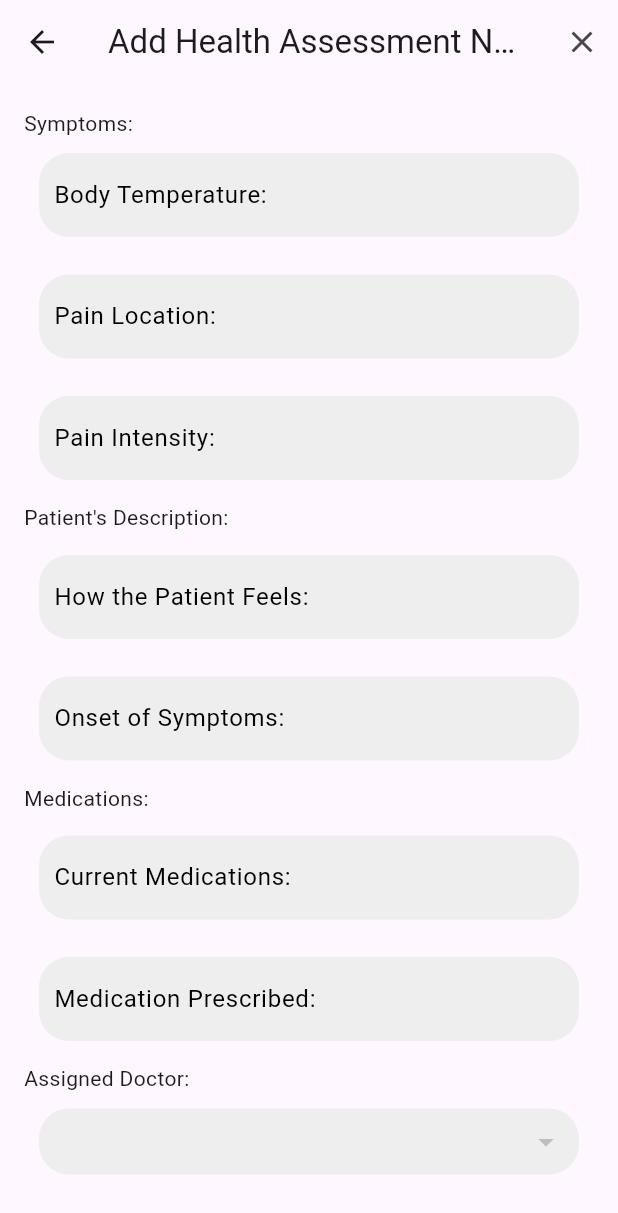
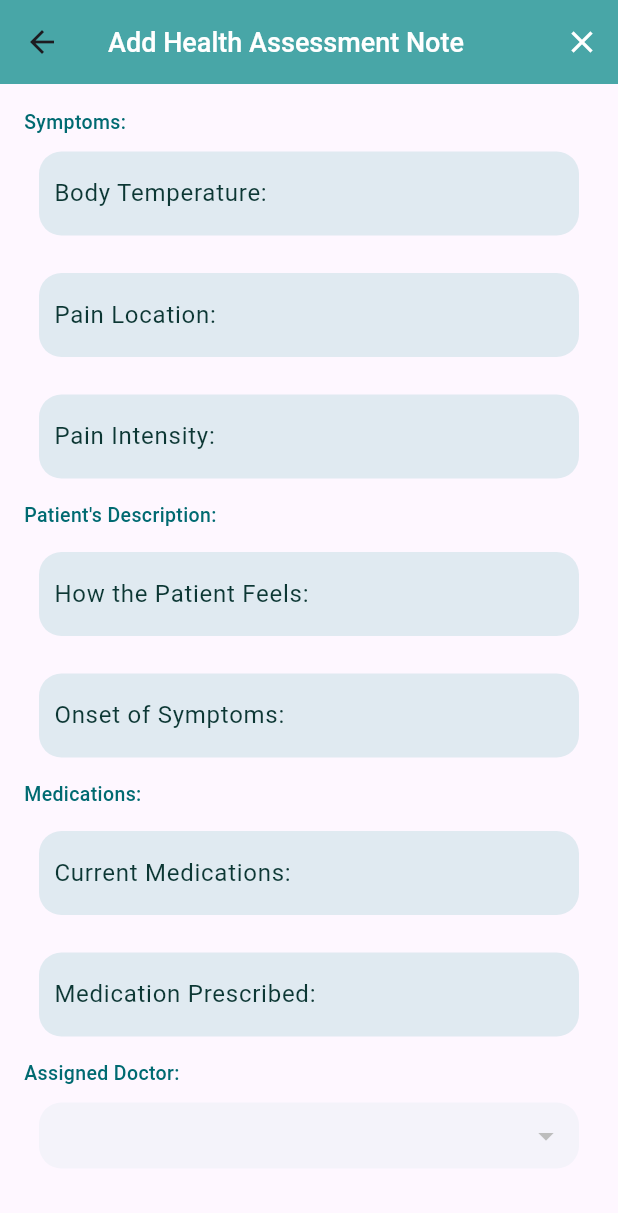
Before and after one commit to JeremyBarcebal/care_connect, a Flutter app: the ClientPage screen opened directly, item 3 of the bottom bar chosen, on a phone screen of 412 x 824 dp. Shown: the top 1213 px of the screen. Run offline on Flutter 3.47's test engine with Material 3 defaults, Android fonts, the phone set to English and light mode, and no system bars; our stand-ins replace cloud_firestore, firebase_auth, firebase_core, firebase_storage, flutter_local_notifications, image_picker and 1 more; accounts and stored records are empty; network calls fail.

Commit message:
new design please adjust some files to work

```diff
--- a/lib/pages/client/add_note_page.dart
+++ b/lib/pages/client/add_note_page.dart
@@ -113,8 +113,8 @@ class _AddNotePageState extends State<AddNotePage> {
       padding: const EdgeInsets.symmetric(horizontal: 10),
       margin: const EdgeInsets.symmetric(horizontal: 10, vertical: 10),
       decoration: BoxDecoration(
-        color: Colors.grey[200],
-        borderRadius: BorderRadius.circular(20),
+        color: Color(0xFF9ACBD0).withOpacity(0.3),
+        borderRadius: BorderRadius.circular(15),
       ),
       child: TextField(
         controller: _controllers[key],
@@ -124,8 +124,9 @@ class _AddNotePageState extends State<AddNotePage> {
         decoration: InputDecoration(
           labelText: label,
           labelStyle: const TextStyle(
-            color: Colors.black,
+            color: Color.fromARGB(255, 12, 55, 52),
             fontWeight: FontWeight.w400,
+            fontSize: 16
           ),
           border: InputBorder.none,
         ),
@@ -134,13 +135,21 @@ class _AddNotePageState extends State<AddNotePage> {
   }
 
   @override
-  Widget build(BuildContext context) {
-    return Scaffold(
-      appBar: AppBar(
-        title: const Text('Add Health Assessment Note'),
+ Widget build(BuildContext context) {
+  return Scaffold(
+    appBar: AppBar(
+      backgroundColor: Color(0xFF48A6A7),
+      title: const Text(
+        'Add Health Assessment Note',
+        style: TextStyle(
+          color: Colors.white,
+          fontSize: 18,
+          fontWeight: FontWeight.w500,
+        ),
+      ),
         actions: [
           IconButton(
-            icon: const Icon(Icons.close),
+            icon: const Icon(Icons.close,color: Colors.white,),
             onPressed: () {
               Navigator.pop(context);
             },
@@ -154,33 +163,46 @@ class _AddNotePageState extends State<AddNotePage> {
             mainAxisSize: MainAxisSize.min,
             crossAxisAlignment: CrossAxisAlignment.start,
             children: <Widget>[
-              const Text('Symptoms:'),
+              const Text('Symptoms:',style: TextStyle(
+              fontSize: 13,
+              color: Color(0xFF006A71),
+              fontWeight: FontWeight.w500),
+              ),
               _buildTextField('bodyTemperature', 'Body Temperature:'),
               const SizedBox(height: 5.0),
               _buildTextField('painLocation', 'Pain Location:'),
               const SizedBox(height: 5.0),
               _buildTextField('painIntensity', 'Pain Intensity:'),
               const SizedBox(height: 5.0),
-              const Text("Patient's Description:"),
+              const Text("Patient's Description:", style: TextStyle(
+              fontSize: 13,
+              color: Color(0xFF006A71),
+              fontWeight: FontWeight.w500)),
               const SizedBox(height: 5.0),
               _buildTextField('patientFeels', 'How the Patient Feels:'),
               const SizedBox(height: 5.0),
               _buildTextField('onsetSymptoms', 'Onset of Symptoms:'),
               const SizedBox(height: 5.0),
-              const Text("Medications:"),
+              const Text("Medications:", style: TextStyle(
+              fontSize: 13,
+              color: Color(0xFF006A71),
+              fontWeight: FontWeight.w500)),
               const SizedBox(height: 5.0),
               _buildTextField('currentMedication', 'Current Medications:'),
               const SizedBox(height: 5.0),
               _buildTextField('medicationPrescribe', 'Medication Prescribed:'),
               const SizedBox(height: 5.0),
-              const Text("Assigned Doctor:"),
+              const Text("Assigned Doctor:", style: TextStyle(
+              fontSize: 13,
+              color: Color(0xFF006A71),
+              fontWeight: FontWeight.w500)),
               Container(
                 padding: const EdgeInsets.symmetric(horizontal: 10),
                 margin:
                     const EdgeInsets.symmetric(horizontal: 10, vertical: 10),
                 decoration: BoxDecoration(
-                  color: Colors.grey[200],
-                  borderRadius: BorderRadius.circular(20),
+                  color: Color(0xFF9ACBD0).withOpacity(0.10),
+                  borderRadius: BorderRadius.circular(15),
                 ),
                 child: DropdownButtonHideUnderline(
                   child: DropdownButton<String>(
@@ -200,7 +222,7 @@ class _AddNotePageState extends State<AddNotePage> {
                       });
                     },
                     padding: const EdgeInsets.symmetric(vertical: 10),
-                    style: const TextStyle(color: Colors.black),
+                    style: const TextStyle(color: Color.fromARGB(255, 2, 45, 49)),
                   ),
                 ),
               ),
@@ -212,7 +234,10 @@ class _AddNotePageState extends State<AddNotePage> {
                     onPressed: () {
                       Navigator.of(context).pop();
                     },
-                    child: const Text('Close'),
+                    child: const Text('Close',style: TextStyle(
+                    color: Color(0xFF006A71),
+                    fontWeight: FontWeight.bold,),
+                  ),
                   ),
                   const SizedBox(width: 8.0),
                   _isLoading
@@ -222,7 +247,10 @@ class _AddNotePageState extends State<AddNotePage> {
                         )
                       : ElevatedButton(
                           onPressed: saveNote,
-                          child: const Text('Save'),
+                          child: const Text('Save',style: TextStyle(
+                    color: Color(0xFF006A71),
+                    fontWeight: FontWeight.bold,),
+                          ),
                         ),
                 ],
               ),
--- a/lib/pages/client_page.dart
+++ b/lib/pages/client_page.dart
@@ -61,12 +61,12 @@ class _ClientPageState extends State<ClientPage> {
             bottom: 25.0, right: 30.0, left: 30.0), // Add bottom margin here
         child: Container(
           decoration: BoxDecoration(
-            color: Color(0xFF4DBFB8), // Background color of the bar
+            color: Color(0xFF48A6A7), // Background color of the bar
             borderRadius: BorderRadius.vertical(
                 top: Radius.circular(30), bottom: Radius.circular(30)),
             boxShadow: [
               BoxShadow(
-                color: Colors.black.withOpacity(0.1),
+                color: const Color.fromARGB(255, 255, 255, 255).withOpacity(0.1),
                 blurRadius: 10.0,
                 spreadRadius: 2.0,
                 offset: const Offset(0, -2), // Shadow below the bar
```
Also changed, not shown: lib/pages/client/chat_page.dart (+96 -36 lines), lib/pages/client/message_page.dart (+4 -4 lines), lib/pages/client/note_list_page.dart (+4 -4 lines), lib/pages/client/notification_page.dart (+7 -6 lines), lib/pages/client/settings_page.dart (+19 -19 lines), lib/pages/client/task_page.dart (+33 -29 lines), lib/pages/login_page.dart (+9 -9 lines), lib/pages/signup_patient_page.dart (+18 -12 lines), lib/pages/user_selection_page.dart (+6 -6 lines), 2 other files.
